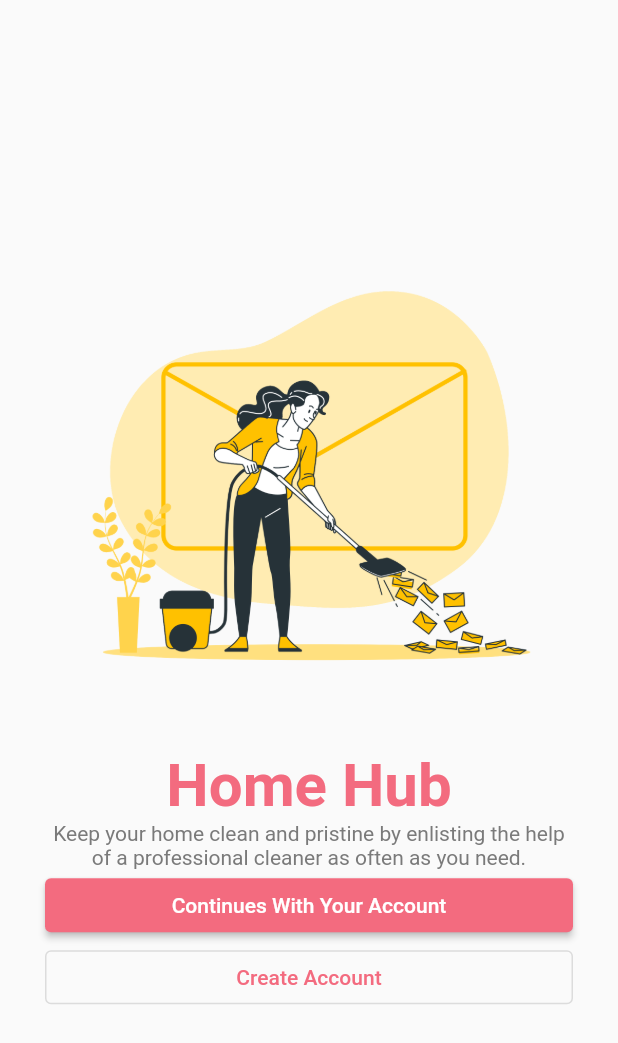
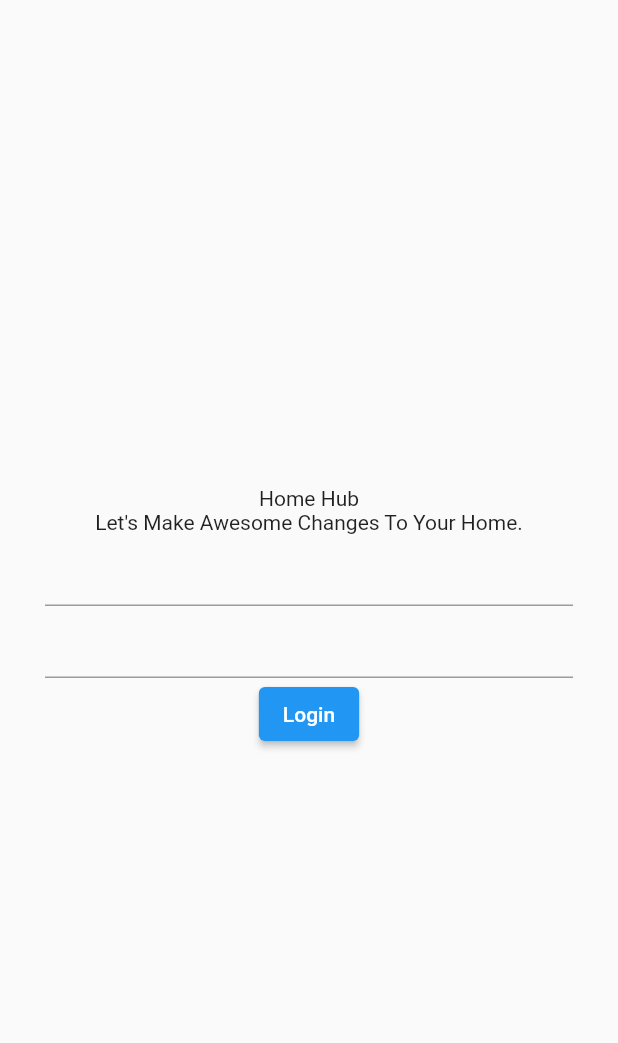
Before and after one commit to mrlim0802/flutter-cleaner-service, a Flutter app: the screen it shows after launch, after a tap on "Continues With Your Account", on a phone screen of 412 x 824 dp. Shown: the top 1043 px of the screen. Run offline on Flutter 3.47's test engine with Material 2 defaults, Android fonts, the phone set to English and light mode, and no system bars.

Commit message:
set navigator to login and register page

```diff
--- /dev/null
+++ b/lib/pages/login.dart
@@ -0,0 +1,36 @@
+import 'package:flutter/material.dart';
+import 'package:home_cleaning_service_app/pages/welcome.dart';
+
+class LoginPage extends StatelessWidget {
+  const LoginPage({Key? key}) : super(key: key);
+
+  @override
+  Widget build(BuildContext context) {
+    String title = capitalize("home hub");
+    String description = capitalize("Let's make awesome changes to your home.");
+    String btnLogin = capitalize("login");
+    return Scaffold(
+      body: Center(
+        child: Padding(
+          padding: const EdgeInsets.all(30.0),
+          child: Column(
+            mainAxisAlignment: MainAxisAlignment.center,
+            children: [
+              Text(title),
+              Text(description),
+              SizedBox(
+                child: Form(
+                    child: SingleChildScrollView(
+                  child: Column(
+                    children: [TextFormField(), TextFormField()],
+                  ),
+                )),
+              ),
+              ElevatedButton(onPressed: () {}, child: Text(btnLogin)),
+            ],
+          ),
+        ),
+      ),
+    );
+  }
+}
--- /dev/null
+++ b/lib/pages/register.dart
@@ -0,0 +1,10 @@
+import 'package:flutter/material.dart';
+
+class RegisterPage extends StatelessWidget {
+  const RegisterPage({Key? key}) : super(key: key);
+
+  @override
+  Widget build(BuildContext context) {
+    return Scaffold();
+  }
+}
--- a/lib/pages/welcome.dart
+++ b/lib/pages/welcome.dart
@@ -1,58 +1,85 @@
+// ignore_for_file: prefer_const_constructors
+
 import 'package:flutter/material.dart';
+import 'package:home_cleaning_service_app/pages/login.dart';
+import 'package:home_cleaning_service_app/pages/register.dart';
 
 class WelcomePage extends StatelessWidget {
   const WelcomePage({Key? key}) : super(key: key);
 
   @override
   Widget build(BuildContext context) {
-    String btnSignup = capitalize("continues with your account");
-    String btnLogin = capitalize("create account");
+    String btnSignup = capitalize("create account");
+    String btnLogin = capitalize("continues with your account");
     String title = capitalize("home hub");
-    String description = "Keep your home clean and pristine by enlisting the help of a professional cleaner as often as you need.";
+    String description =
+        "Keep your home clean and pristine by enlisting the help of a professional cleaner as often as you need.";
     return Scaffold(
-      body: Center(
+      body: Container(
+        child: Center(
           child: Padding(
             padding: const EdgeInsets.all(30.0),
+            child: SingleChildScrollView(
               child: Column(
-            mainAxisAlignment: MainAxisAlignment.center,
+                mainAxisAlignment: MainAxisAlignment.spaceEvenly,
                 children: [
                   Image.asset("assets/welcome/banner.png"),
-              Text(
+                  SizedBox(
+                    width: MediaQuery.of(context).size.width * 1.5,
+                    child: Text(
                       title,
                       textAlign: TextAlign.center,
                       style: TextStyle(
                         color: Color(hexColor('#f36b7f')),
                         fontSize: 40,
                         fontWeight: FontWeight.bold,
-
                       ),
                     ),
-              Text(
+                  ),
+                  SizedBox(
+                    width: MediaQuery.of(context).size.width * 0.7,
+                    child: Text(
                       description,
                       textAlign: TextAlign.center,
                       style: TextStyle(
                         color: Color(hexColor('#7a7a7a')),
                         fontSize: 14,
-
                       ),
                     ),
+                  ),
+                  Column(
+                    children: [
                       SizedBox(
                         width: double.infinity,
                         child: ElevatedButton(
                             style: ElevatedButton.styleFrom(
                                 primary: Color(hexColor('#f36b7f'))),
-                    onPressed: () {},
-                    child: Text(btnSignup)),
+                            onPressed: () {
+                              Navigator.push(context,
+                                  MaterialPageRoute(builder: (context) {
+                                return LoginPage();
+                              }));
+                            },
+                            child: Text(btnLogin)),
                       ),
                       SizedBox(
                         width: double.infinity,
                         child: OutlinedButton(
                             style: OutlinedButton.styleFrom(
                                 primary: Color(hexColor('#f36b7f'))),
-                    onPressed: () {},
-                    child: Text(btnLogin)),
+                            onPressed: () {
+                              Navigator.push(context,
+                                  MaterialPageRoute(builder: (context) {
+                                return RegisterPage();
+                              }));
+                            },
+                            child: Text(btnSignup)),
                       )
                     ],
+                  ),
+                ],
+              ),
+            ),
           ),
         ),
       ),
@@ -60,7 +87,7 @@ class WelcomePage extends StatelessWidget {
   }
 }
 
-String capitalize (String str) {
+String capitalize(String str) {
   return str.toLowerCase().split(' ').map((word) {
     String leftText = (word.length > 1) ? word.substring(1, word.length) : '';
     return word[0].toUpperCase() + leftText;
```
Lines whose indentation alone changed are shown as unchanged.
